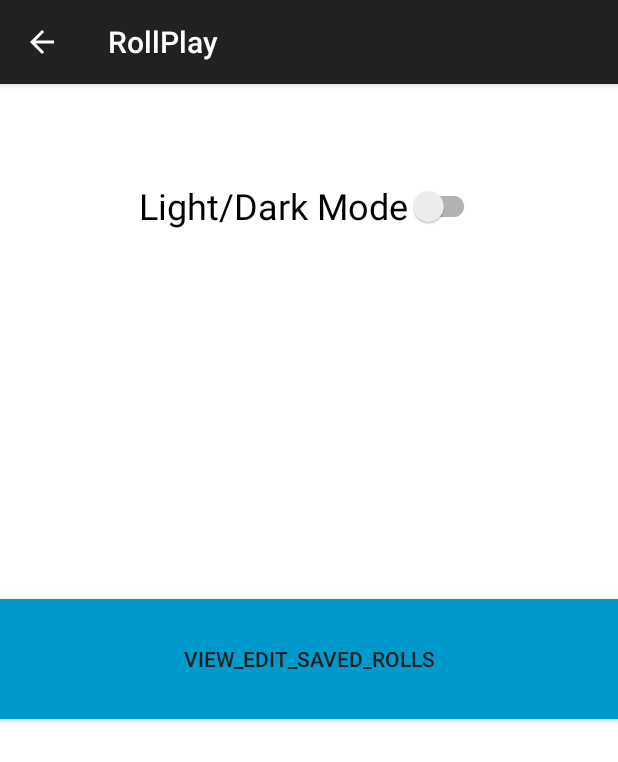
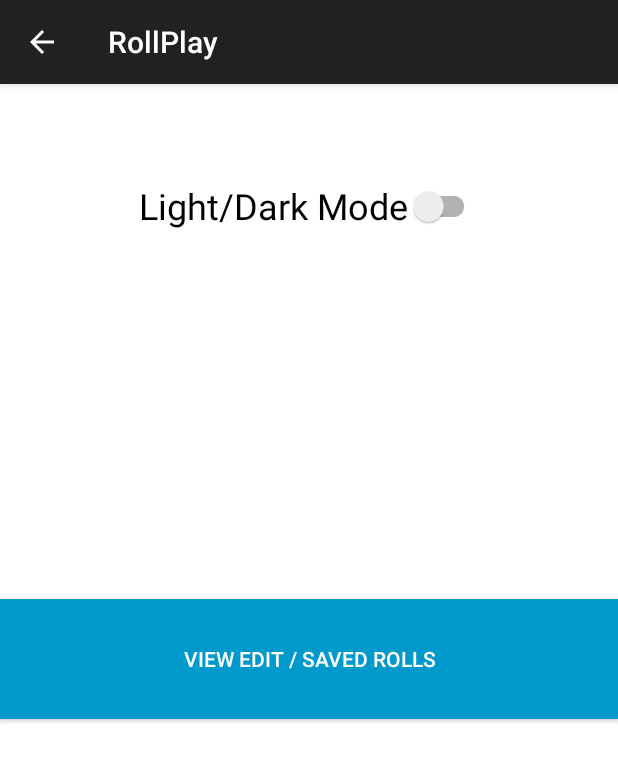
Before and after one commit to maroufia/RollPlayProject, an Android app: the Settings screen opened directly, with no data from a screen before it, on a phone screen of 412 x 824 dp. Shown: the top 762 px of the screen. Run offline under Robolectric (Android 15) with nearby library versions, the phone set to English and light mode, and no system bars.

```diff
--- a/app/src/main/res/layout/activity_settings.xml
+++ b/app/src/main/res/layout/activity_settings.xml
@@ -14,7 +14,6 @@
         android:layout_width="0dp"
         android:layout_height="80dp"
         android:text="@string/view_edit_saved_rolls"
-        android:textColor="#212121"
         app:layout_constraintBottom_toBottomOf="parent"
         app:layout_constraintEnd_toEndOf="parent"
         app:layout_constraintHorizontal_bias="0.0"
--- a/app/src/main/res/values/strings.xml
+++ b/app/src/main/res/values/strings.xml
@@ -66,7 +66,6 @@
     <string name="title_activity_main2">MainActivity2</string>
     <string name="title_activity_details.java">Details.java</string>
     <string name="sort_button">sort</string>
-    <string name="view_edit_saved_rolls">view_edit_saved_rolls</string>
     <string name="details_d4">d4</string>
     <string name="details_d6">d6</string>
     <string name="details_d8">d8</string>
@@ -74,4 +73,5 @@
     <string name="details_d12">d12</string>
     <string name="details_d20">d20</string>
     <string name="tag_d4">D4</string>
+    <string name="view_edit_saved_rolls">view edit / saved rolls</string>
 </resources>
```
Also changed, not shown: app/src/main/java/com/example/rollplay/SaveActivity.java (+8 -1 lines), app/src/main/java/com/example/rollplay/Settings.java (+5 -4 lines), app/src/main/java/com/example/rollplay/UseSavedActivity.java (+8 -1 lines).
